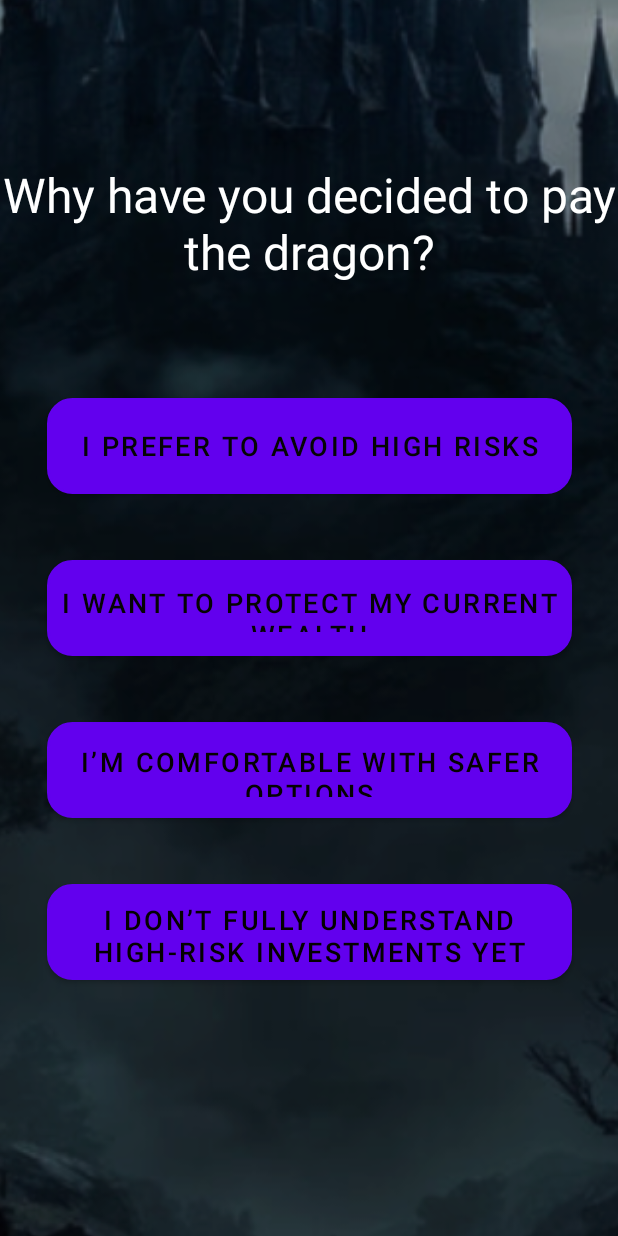
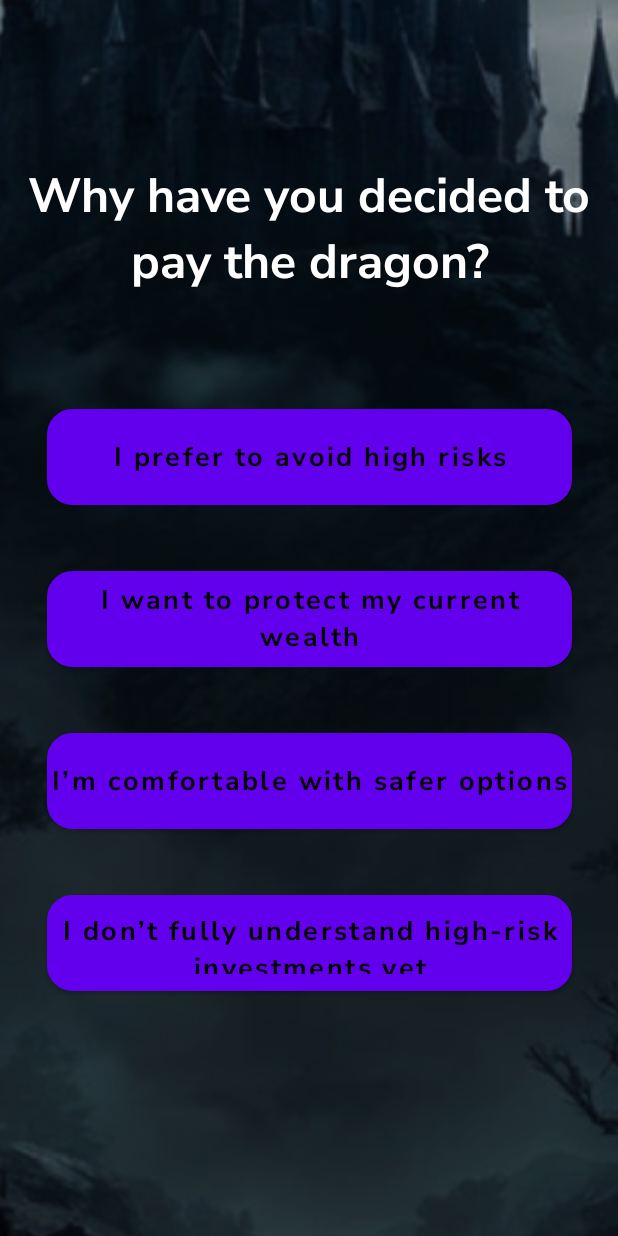
Before and after one commit to akirachix/Vivosparks-Mobile, an Android app: the FollowupActivity screen opened directly, with no data from a screen before it, on a phone screen of 412 x 824 dp. Run offline under Robolectric (Android 15) with nearby library versions, the phone set to English and light mode, and no system bars.

```diff
--- a/app/src/main/res/layout/activity_followup.xml
+++ b/app/src/main/res/layout/activity_followup.xml
@@ -39,15 +39,16 @@
         android:layout_marginTop="44dp"
         android:background="@drawable/corners"
         android:backgroundTint="#FFFFFF"
+        android:fontFamily="@font/nunito_sans_bold"
         android:padding="5dp"
+        android:text="I don’t fully understand high-risk investments yet"
         android:textAlignment="center"
-        android:text="I don’t fully understand high-risk investments yet"
+        android:textAllCaps="false"
         android:textColor="#040101"
         android:textSize="18sp"
         app:layout_constraintEnd_toEndOf="@+id/button2"
         app:layout_constraintStart_toStartOf="@+id/button2"
-        app:layout_constraintTop_toBottomOf="@+id/button2"
-        />
+        app:layout_constraintTop_toBottomOf="@+id/button2" />
 
     <Button
         android:id="@+id/button2"
@@ -56,11 +57,13 @@
         android:layout_marginTop="44dp"
         android:background="@drawable/corners"
         android:backgroundTint="#FFFFFF"
-        android:padding="8dp"
+        android:fontFamily="@font/nunito_sans_bold"
+        android:padding="0dp"
         android:text="I’m comfortable with safer options"
+        android:textAlignment="center"
+        android:textAllCaps="false"
+        android:textColor="#050202"
         android:textSize="18sp"
-        android:textAlignment="center"
-        android:textColor="#050202"
         app:layout_constraintEnd_toEndOf="@+id/button3"
         app:layout_constraintStart_toStartOf="@+id/button3"
         app:layout_constraintTop_toBottomOf="@+id/button3" />
@@ -72,11 +75,13 @@
         android:layout_marginTop="44dp"
         android:background="@drawable/corners"
         android:backgroundTint="#FFFFFF"
-        android:padding="10dp"
+        android:fontFamily="@font/nunito_sans_bold"
+        android:padding="0dp"
         android:text="I want to protect my current wealth"
+        android:textAlignment="center"
+        android:textAllCaps="false"
+        android:textColor="#050404"
         android:textSize="18sp"
-        android:textAlignment="center"
-        android:textColor="#050404"
         app:layout_constraintEnd_toEndOf="@+id/button4"
         app:layout_constraintStart_toStartOf="@+id/button4"
         app:layout_constraintTop_toBottomOf="@+id/button4" />
@@ -87,6 +92,7 @@
         android:layout_height="wrap_content"
         android:layout_gravity="center"
         android:layout_marginTop="108dp"
+        android:fontFamily="@font/nunito_sans_bold"
         android:gravity="center"
         android:text="Why have you decided to pay the dragon?"
         android:textAlignment="center"
@@ -95,8 +101,7 @@
         app:layout_constraintEnd_toEndOf="parent"
         app:layout_constraintHorizontal_bias="0.0"
         app:layout_constraintStart_toStartOf="parent"
-        app:layout_constraintTop_toTopOf="parent"
-        />
+        app:layout_constraintTop_toTopOf="parent" />
 
     <Button
         android:id="@+id/button4"
@@ -107,14 +112,15 @@
         android:layout_marginEnd="32dp"
         android:background="@drawable/corners"
         android:backgroundTint="#FFFFFF"
+        android:fontFamily="@font/nunito_sans_bold"
         android:padding="5dp"
         android:text="I prefer to avoid high risks"
+        android:textAlignment="center"
         android:textColor="#050505"
-        android:textAlignment="center"
+        android:textSize="18sp"
         app:layout_constraintEnd_toEndOf="parent"
         app:layout_constraintHorizontal_bias="0.634"
         app:layout_constraintStart_toStartOf="parent"
         app:layout_constraintTop_toBottomOf="@+id/titleText"
-        android:textSize="18sp"
-        />
+        android:textAllCaps="false"/>
 </androidx.constraintlayout.widget.ConstraintLayout>
```
